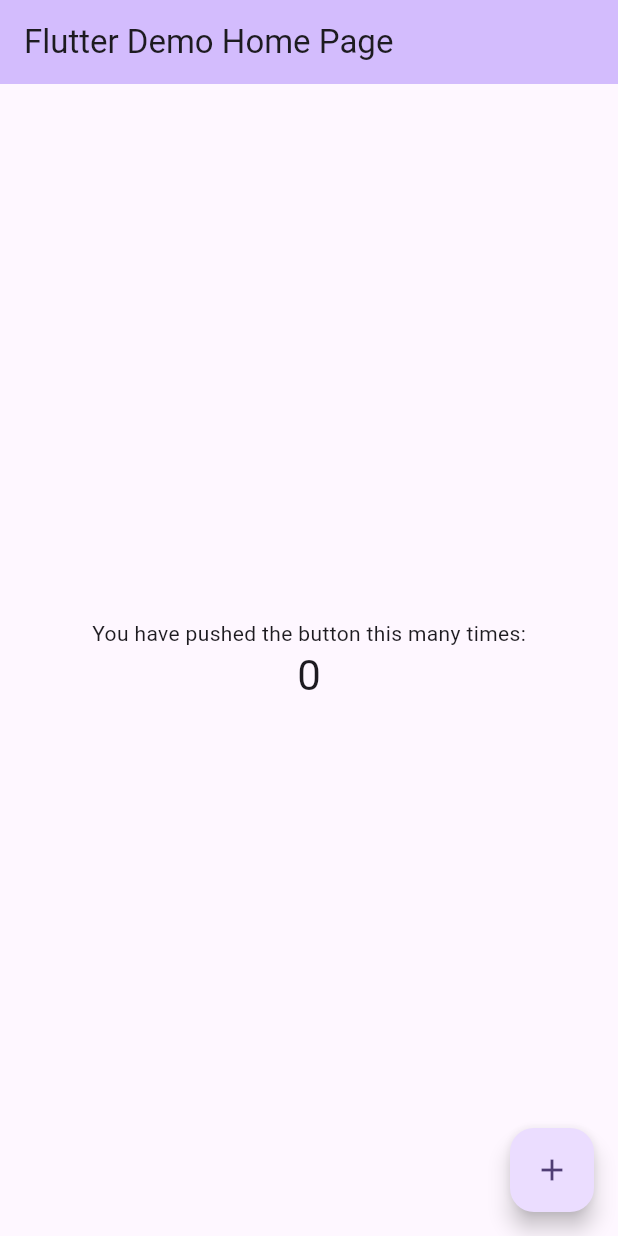
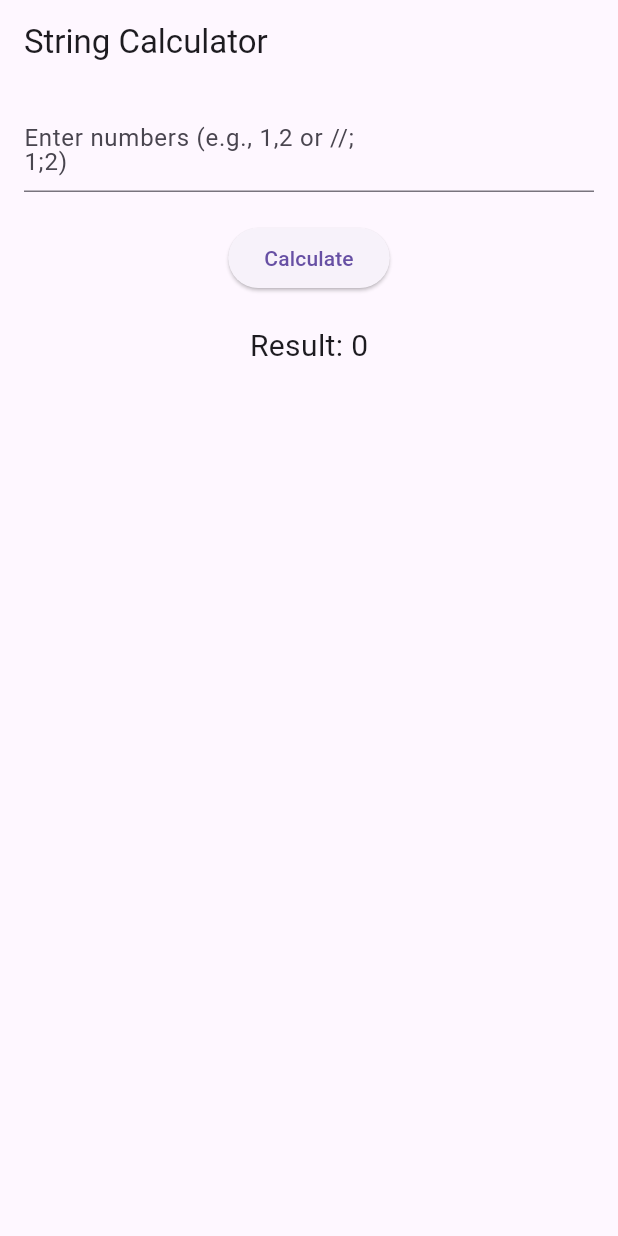
Before and after one commit to anaamika2812/incubyte-tdd-string-calculator, a Flutter app: the screen it shows after launch, on a phone screen of 412 x 824 dp. Run offline on Flutter 3.47's test engine with Material 3 defaults, Android fonts, the phone set to English and light mode, and no system bars.

Commit message:
Add support for empty string

```diff
--- a/hello_app/lib/main.dart
+++ b/hello_app/lib/main.dart
@@ -1,122 +1,107 @@
 import 'package:flutter/material.dart';
 
 void main() {
-  runApp(const MyApp());
+  runApp(MyApp());
 }
 
 class MyApp extends StatelessWidget {
-  const MyApp({super.key});
-
-  // This widget is the root of your application.
   @override
   Widget build(BuildContext context) {
     return MaterialApp(
-      title: 'Flutter Demo',
-      theme: ThemeData(
-        // This is the theme of your application.
-        //
-        // TRY THIS: Try running your application with "flutter run". You'll see
-        // the application has a purple toolbar. Then, without quitting the app,
-        // try changing the seedColor in the colorScheme below to Colors.green
-        // and then invoke "hot reload" (save your changes or press the "hot
-        // reload" button in a Flutter-supported IDE, or press "r" if you used
-        // the command line to start the app).
-        //
-        // Notice that the counter didn't reset back to zero; the application
-        // state is not lost during the reload. To reset the state, use hot
-        // restart instead.
-        //
-        // This works for code too, not just values: Most code changes can be
-        // tested with just a hot reload.
-        colorScheme: ColorScheme.fromSeed(seedColor: Colors.deepPurple),
-      ),
-      home: const MyHomePage(title: 'Flutter Demo Home Page'),
+      title: 'String Calculator',
+      theme: ThemeData(primarySwatch: Colors.blue),
+      home: CalculatorScreen(),
     );
   }
 }
 
-class MyHomePage extends StatefulWidget {
-  const MyHomePage({super.key, required this.title});
-
-  // This widget is the home page of your application. It is stateful, meaning
-  // that it has a State object (defined below) that contains fields that affect
-  // how it looks.
-
-  // This class is the configuration for the state. It holds the values (in this
-  // case the title) provided by the parent (in this case the App widget) and
-  // used by the build method of the State. Fields in a Widget subclass are
-  // always marked "final".
-
-  final String title;
-
+class CalculatorScreen extends StatefulWidget {
   @override
-  State<MyHomePage> createState() => _MyHomePageState();
+  _CalculatorScreenState createState() => _CalculatorScreenState();
 }
 
-class _MyHomePageState extends State<MyHomePage> {
-  int _counter = 0;
+class _CalculatorScreenState extends State<CalculatorScreen> {
+  final _controller = TextEditingController();
+  String _result = '0';
 
-  void _incrementCounter() {
-    setState(() {
-      // This call to setState tells the Flutter framework that something has
-      // changed in this State, which causes it to rerun the build method below
-      // so that the display can reflect the updated values. If we changed
-      // _counter without calling setState(), then the build method would not be
-      // called again, and so nothing would appear to happen.
-      _counter++;
-    });
+  // Test Case 1: Empty string returns 0
+  // Test Case 2: Single number returns itself
+  // Test Case 3: Two numbers separated by comma returns sum
+  int add(String numbers) {
+    if (numbers.isEmpty) return 0;
+
+    // Test Case 4: Handle custom delimiter
+    String delimiter = ",";
+    if (numbers.startsWith("//")) {
+      int newLineIndex = numbers.indexOf("\n");
+      delimiter = numbers.substring(2, newLineIndex);
+      numbers = numbers.substring(newLineIndex + 1);
+    }
+
+    // Test Case 5: Handle new lines as delimiters
+    numbers = numbers.replaceAll("\n", delimiter);
+
+    // Test Case 6: Handle any amount of numbers
+    List<String> numArray = numbers.split(delimiter);
+    List<int> numbersList = [];
+
+    for (String num in numArray) {
+      if (num.trim().isNotEmpty) {
+        int number = int.parse(num.trim());
+        // Test Case 7: Throw exception for negative numbers
+        if (number < 0) {
+          throw FormatException(
+              "negative numbers not allowed ${numArray.where((n) => int.parse(n.trim()) < 0).join(',')}");
+        }
+        numbersList.add(number);
+      }
+    }
+
+    // Test Case 8: Return sum of all numbers
+    return numbersList.isNotEmpty ? numbersList.reduce((a, b) => a + b) : 0;
+  }
+
+  void calculate() {
+    try {
+      setState(() {
+        _result = add(_controller.text).toString();
+      });
+    } catch (e) {
+      setState(() {
+        _result = e.toString();
+      });
+    }
   }
 
   @override
   Widget build(BuildContext context) {
-    // This method is rerun every time setState is called, for instance as done
-    // by the _incrementCounter method above.
-    //
-    // The Flutter framework has been optimized to make rerunning build methods
-    // fast, so that you can just rebuild anything that needs updating rather
-    // than having to individually change instances of widgets.
     return Scaffold(
-      appBar: AppBar(
-        // TRY THIS: Try changing the color here to a specific color (to
-        // Colors.amber, perhaps?) and trigger a hot reload to see the AppBar
-        // change color while the other colors stay the same.
-        backgroundColor: Theme.of(context).colorScheme.inversePrimary,
-        // Here we take the value from the MyHomePage object that was created by
-        // the App.build method, and use it to set our appbar title.
-        title: Text(widget.title),
-      ),
-      body: Center(
-        // Center is a layout widget. It takes a single child and positions it
-        // in the middle of the parent.
+      appBar: AppBar(title: Text('String Calculator')),
+      body: Padding(
+        padding: EdgeInsets.all(16.0),
         child: Column(
-          // Column is also a layout widget. It takes a list of children and
-          // arranges them vertically. By default, it sizes itself to fit its
-          // children horizontally, and tries to be as tall as its parent.
-          //
-          // Column has various properties to control how it sizes itself and
-          // how it positions its children. Here we use mainAxisAlignment to
-          // center the children vertically; the main axis here is the vertical
-          // axis because Columns are vertical (the cross axis would be
-          // horizontal).
-          //
-          // TRY THIS: Invoke "debug painting" (choose the "Toggle Debug Paint"
-          // action in the IDE, or press "p" in the console), to see the
-          // wireframe for each widget.
-          mainAxisAlignment: MainAxisAlignment.center,
-          children: <Widget>[
-            const Text('You have pushed the button this many times:'),
-            Text(
-              '$_counter',
-              style: Theme.of(context).textTheme.headlineMedium,
+          children: [
+            TextField(
+              controller: _controller,
+              decoration: InputDecoration(labelText: 'Enter numbers (e.g., 1,2 or //;\n1;2)'),
+              keyboardType: TextInputType.text,
             ),
+            SizedBox(height: 20),
+            ElevatedButton(
+              onPressed: calculate,
+              child: Text('Calculate'),
+            ),
+            SizedBox(height: 20),
+            Text('Result: $_result', style: TextStyle(fontSize: 20)),
           ],
         ),
       ),
-      floatingActionButton: FloatingActionButton(
-        onPressed: _incrementCounter,
-        tooltip: 'Increment',
-        child: const Icon(Icons.add),
-      ), // This trailing comma makes auto-formatting nicer for build methods.
     );
   }
+
+  @override
+  void dispose() {
+    _controller.dispose();
+    super.dispose();
+  }
 }
```
Also changed, not shown: 1 other file.
